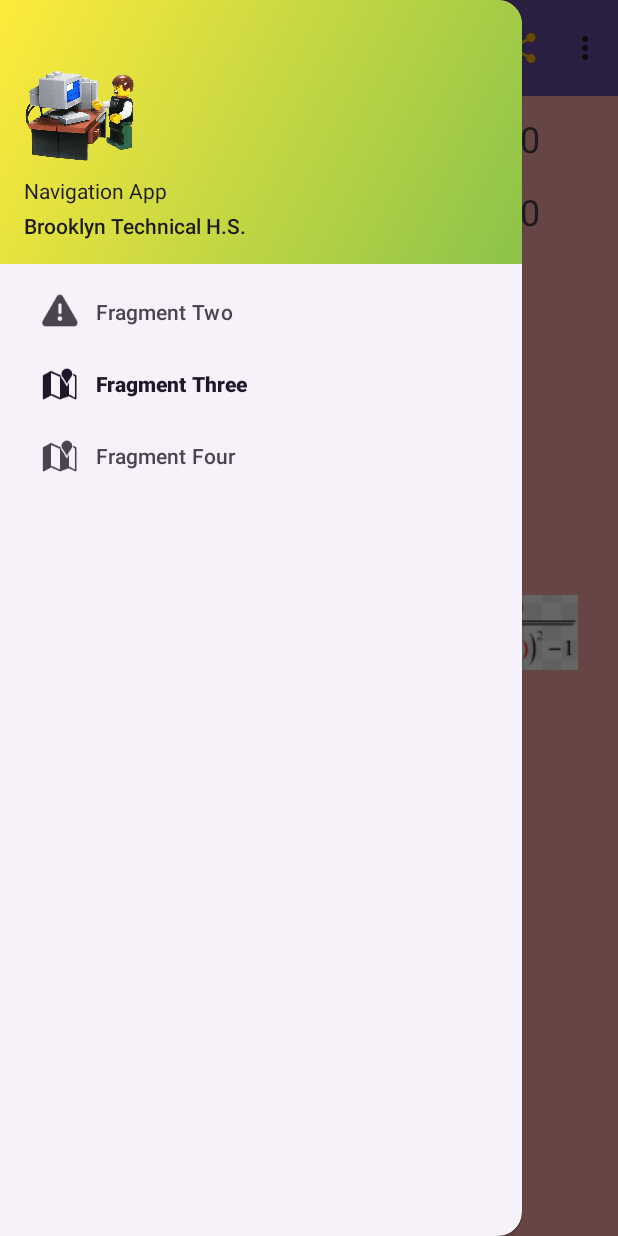
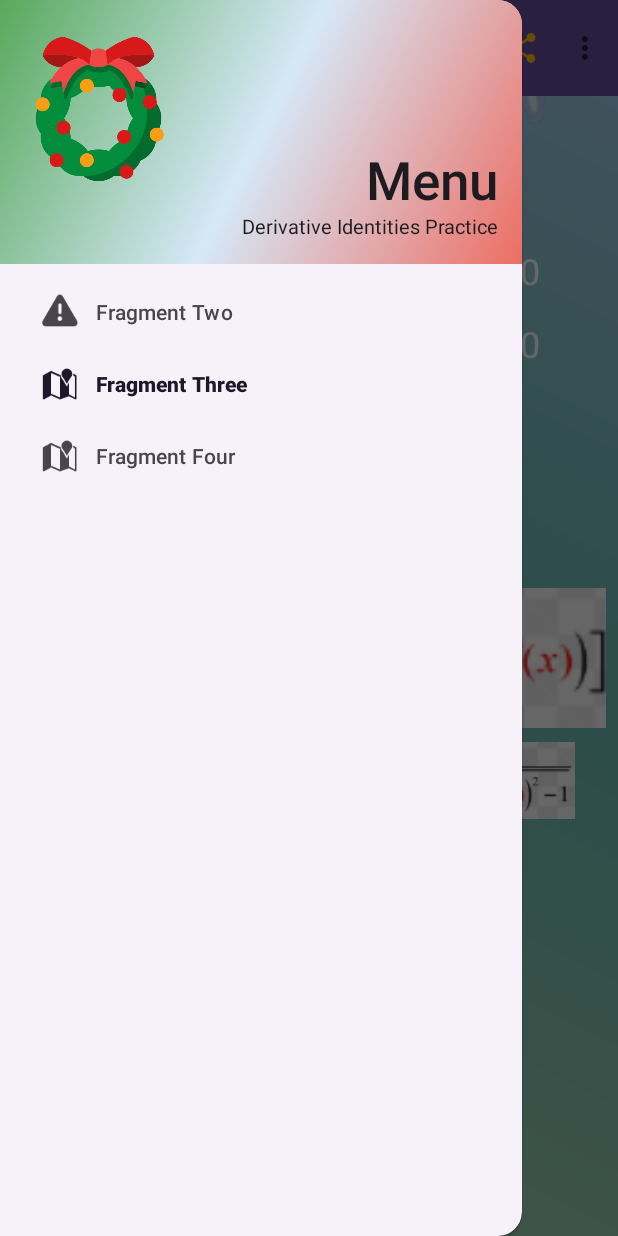
Before and after one commit to michaelwang18/KotlinMathGame, an Android app: the ThirdFragment screen opened through its navigation route, with the side drawer open, on a phone screen of 412 x 824 dp. Run offline under Robolectric (Android 15) with nearby library versions, the phone set to English and light mode, and no system bars; our stand-ins replace navigation-ui.

Commit message:
Merge branch 'master' of https://github.com/michaelwang18/KotlinMathGame
Logic should be Nearly Done

```diff
--- a/app/src/main/java/com/example/myapplication/FirstFragment.kt
+++ b/app/src/main/java/com/example/myapplication/FirstFragment.kt
@@ -31,11 +31,7 @@
 
     override fun onViewCreated(view: View, savedInstanceState: Bundle?) {
         super.onViewCreated(view, savedInstanceState)
-        val firstToSecondButton: Button = view.findViewById(R.id.button)
-        val firstToThirdButton: Button = view.findViewById(R.id.button_one_to_three)
         val navController: NavController = view.findNavController()
-        firstToSecondButton.setOnClickListener { navController.navigate(R.id.navigate_first_to_second) }
-        firstToThirdButton.setOnClickListener { navController.navigate(R.id.navigate_first_to_third) }
         val activity: MainActivity = context as MainActivity
         trigHigh.text = activity.getHighScore2().toString()
 
--- a/app/src/main/java/com/example/myapplication/ThirdFragment.kt
+++ b/app/src/main/java/com/example/myapplication/ThirdFragment.kt
@@ -55,7 +55,7 @@
 
         maxScore = view.findViewById(R.id.maxScore) //Takes from main activity, Single Source of Truth Thingy
         val activity: MainActivity = context as MainActivity
-        highScore = activity.getHighScore2()
+        highScore = activity.getHighScore3()
         return view
 
 
@@ -185,7 +185,7 @@
             highScore = currentScore
             maxScore.text = highScore.toString()
             val activity: MainActivity = context as MainActivity
-            activity.setHighScore2(currentScore)
+            activity.setHighScore3(currentScore)
 
         }
         score.text = currentScore.toString()
--- a/app/src/main/res/drawable/gradient.xml
+++ b/app/src/main/res/drawable/gradient.xml
@@ -2,7 +2,11 @@
 <shape xmlns:android="http://schemas.android.com/apk/res/android"
     android:shape="rectangle">
     <gradient
-        android:startColor="#8BC34A"
-        android:endColor="#FFEB3B"
-        android:angle="135" />
+        android:startColor="#ED6E64"
+        android:endColor="#58A95C"
+        android:centerColor="#D6E8F7"
+        android:centerX="50%"
+        android:angle="135"
+
+        />
 </shape>
--- /dev/null
+++ b/app/src/main/res/drawable/snowgradient.xml
@@ -0,0 +1,10 @@
+<?xml version="1.0" encoding="utf-8"?>
+<shape xmlns:android="http://schemas.android.com/apk/res/android"
+    android:shape="rectangle">
+    <gradient
+        android:startColor="#A9D1F2"
+        android:endColor="#B1D7B3"
+        android:centerColor="#6CBFB7"
+        android:centerX="45%"
+        android:angle="225" />
+</shape>
--- a/app/src/main/res/layout/fragment_first.xml
+++ b/app/src/main/res/layout/fragment_first.xml
@@ -109,25 +109,6 @@
         app:layout_constraintTop_toTopOf="parent"
         app:layout_constraintVertical_bias="0.499" />
 
-    <Button
-        android:id="@+id/button"
-        android:layout_width="wrap_content"
-        android:layout_height="wrap_content"
-        android:layout_marginBottom="116dp"
-        android:text="click to go to second screen"
-        app:layout_constraintBottom_toBottomOf="parent"
-        app:layout_constraintEnd_toEndOf="parent"
-        app:layout_constraintHorizontal_bias="0.497"
-        app:layout_constraintStart_toStartOf="parent" />
 
-    <Button
-        android:id="@+id/button_one_to_three"
-        android:layout_width="wrap_content"
-        android:layout_height="wrap_content"
-        android:layout_marginTop="32dp"
-        android:text="to third screen"
-        app:layout_constraintEnd_toEndOf="@+id/button"
-        app:layout_constraintStart_toStartOf="@+id/button"
-        app:layout_constraintTop_toBottomOf="@+id/button" />
 
 </androidx.constraintlayout.widget.ConstraintLayout>
--- a/app/src/main/res/layout/fragment_second.xml
+++ b/app/src/main/res/layout/fragment_second.xml
@@ -4,22 +4,31 @@
     xmlns:tools="http://schemas.android.com/tools"
     android:layout_width="match_parent"
     android:layout_height="match_parent"
-    android:background="#FFAEAE"
+    android:background="@drawable/snowgradient"
     tools:context=".SecondFragment">
 
+
+    <ImageView
+        android:layout_width="match_parent"
+        android:layout_height="wrap_content"
+        android:src="@drawable/snowcap"
+        tools:layout_editor_absoluteX="0dp"
+        tools:layout_editor_absoluteY="76dp" />
 
     <TextView
         android:id="@+id/scoreText"
         android:layout_width="wrap_content"
         android:layout_height="wrap_content"
         android:layout_marginStart="16dp"
-        android:layout_marginTop="76dp"
+        android:layout_marginTop="164dp"
         android:text="Score: "
+        android:textColor="#48924C"
         android:textSize="24sp"
         app:layout_constraintStart_toStartOf="parent"
         app:layout_constraintTop_toTopOf="parent" />
 
     <TextView
+        android:textColor="@color/white"
         android:id="@+id/score"
         android:layout_width="wrap_content"
         android:layout_height="wrap_content"
@@ -31,6 +40,7 @@
 
     <TextView
         android:id="@+id/maxScoreText"
+        android:textColor="#236228"
         android:layout_width="wrap_content"
         android:layout_height="wrap_content"
         android:layout_marginStart="16dp"
@@ -41,6 +51,7 @@
         app:layout_constraintTop_toBottomOf="@+id/scoreText" />
 
     <TextView
+        android:textColor="@color/white"
         android:id="@+id/maxScore"
         android:layout_width="wrap_content"
         android:layout_height="wrap_content"
@@ -51,18 +62,41 @@
         app:layout_constraintStart_toStartOf="@+id/score"
         app:layout_constraintTop_toTopOf="@+id/maxScoreText" />
 
+
+    <ImageView
+        android:id="@+id/QDis"
+        android:layout_width="202dp"
+        android:layout_height="97dp"
+        app:layout_constraintBottom_toBottomOf="@+id/question"
+        app:layout_constraintEnd_toEndOf="@+id/question"
+        app:layout_constraintHorizontal_bias="0.0"
+        app:layout_constraintStart_toStartOf="@+id/question"
+        app:layout_constraintTop_toTopOf="@+id/question"
+        app:layout_constraintVertical_bias="0.523" />
+
     <TextView
-        android:id="@+id/question"
+        android:id="@+id/answer3"
         android:layout_width="wrap_content"
         android:layout_height="wrap_content"
-        android:text="Very Cool Question"
+        android:text="Answer3"
         android:textSize="24sp"
-        app:layout_constraintBottom_toBottomOf="parent"
+        app:layout_constraintBottom_toBottomOf="@+id/answer2"
         app:layout_constraintEnd_toEndOf="parent"
-        app:layout_constraintHorizontal_bias="0.497"
-        app:layout_constraintStart_toStartOf="parent"
-        app:layout_constraintTop_toTopOf="parent"
-        app:layout_constraintVertical_bias="0.409" />
+        app:layout_constraintHorizontal_bias="0.581"
+        app:layout_constraintStart_toEndOf="@+id/answer2"
+        app:layout_constraintTop_toTopOf="@+id/answer2"
+        app:layout_constraintVertical_bias="0.0" />
+
+    <ImageView
+        android:id="@+id/ADis2"
+        android:layout_width="113dp"
+        android:layout_height="55dp"
+        app:layout_constraintBottom_toBottomOf="@+id/answer2"
+        app:layout_constraintEnd_toEndOf="@+id/answer2"
+        app:layout_constraintHorizontal_bias="1.0"
+        app:layout_constraintStart_toStartOf="@+id/answer2"
+        app:layout_constraintTop_toTopOf="@+id/answer2"
+        app:layout_constraintVertical_bias="0.565" />
 
     <TextView
         android:id="@+id/answer1"
@@ -72,10 +106,20 @@
         android:textSize="24sp"
         app:layout_constraintBottom_toBottomOf="@+id/answer2"
         app:layout_constraintEnd_toStartOf="@+id/answer2"
-        app:layout_constraintHorizontal_bias="0.484"
+        app:layout_constraintHorizontal_bias="0.493"
         app:layout_constraintStart_toStartOf="parent"
         app:layout_constraintTop_toTopOf="@+id/answer2"
-        app:layout_constraintVertical_bias="0.397" />
+        app:layout_constraintVertical_bias="0.0" />
+
+    <ImageView
+        android:id="@+id/ADis3"
+        android:layout_width="113dp"
+        android:layout_height="55dp"
+        app:layout_constraintBottom_toBottomOf="@+id/answer3"
+        app:layout_constraintEnd_toEndOf="@+id/answer3"
+        app:layout_constraintStart_toStartOf="@+id/answer3"
+        app:layout_constraintTop_toTopOf="@+id/answer3"
+        app:layout_constraintVertical_bias="0.608" />
 
     <TextView
         android:id="@+id/answer2"
@@ -85,35 +129,24 @@
         android:textSize="24sp"
         app:layout_constraintBottom_toBottomOf="parent"
         app:layout_constraintEnd_toEndOf="parent"
-        app:layout_constraintHorizontal_bias="0.528"
+        app:layout_constraintHorizontal_bias="0.496"
         app:layout_constraintStart_toStartOf="parent"
         app:layout_constraintTop_toBottomOf="@+id/question"
-        app:layout_constraintVertical_bias="0.113" />
+        app:layout_constraintVertical_bias="0.15" />
 
     <TextView
-        android:id="@+id/answer3"
+        android:id="@+id/question"
         android:layout_width="wrap_content"
         android:layout_height="wrap_content"
-        android:text="Answer3"
+        android:text="Very Cool Question"
         android:textSize="24sp"
-        app:layout_constraintBottom_toBottomOf="@+id/answer2"
+        app:layout_constraintBottom_toBottomOf="parent"
         app:layout_constraintEnd_toEndOf="parent"
-        app:layout_constraintHorizontal_bias="0.56"
-        app:layout_constraintStart_toEndOf="@+id/answer2"
-        app:layout_constraintTop_toTopOf="@+id/answer2"
-        app:layout_constraintVertical_bias="0.397" />
+        app:layout_constraintHorizontal_bias="0.507"
+        app:layout_constraintStart_toStartOf="parent"
+        app:layout_constraintTop_toTopOf="parent"
+        app:layout_constraintVertical_bias="0.535" />
 
-
-    <ImageView
-        android:id="@+id/QDis"
-        android:layout_width="202dp"
-        android:layout_height="97dp"
-        app:layout_constraintBottom_toBottomOf="@+id/question"
-        app:layout_constraintEnd_toEndOf="@+id/question"
-        app:layout_constraintHorizontal_bias="0.539"
-        app:layout_constraintStart_toStartOf="@+id/question"
-        app:layout_constraintTop_toTopOf="@+id/question"
-        app:layout_constraintVertical_bias="1.0" />
 
     <ImageView
         android:id="@+id/ADis1"
@@ -121,45 +154,29 @@
         android:layout_height="55dp"
         app:layout_constraintBottom_toBottomOf="@+id/answer1"
         app:layout_constraintEnd_toEndOf="@+id/answer1"
+        app:layout_constraintHorizontal_bias="1.0"
         app:layout_constraintStart_toStartOf="@+id/answer1"
-        app:layout_constraintTop_toTopOf="@+id/answer1" />
-
-    <ImageView
-        android:id="@+id/ADis2"
-        android:layout_width="113dp"
-        android:layout_height="55dp"
-        app:layout_constraintBottom_toBottomOf="@+id/answer2"
-        app:layout_constraintEnd_toEndOf="@+id/answer2"
-        app:layout_constraintStart_toStartOf="@+id/answer2"
-        app:layout_constraintTop_toTopOf="@+id/answer2" />
-
-    <ImageView
-        android:id="@+id/ADis3"
-        android:layout_width="113dp"
-        android:layout_height="55dp"
-        app:layout_constraintBottom_toBottomOf="@+id/answer3"
-        app:layout_constraintEnd_toEndOf="@+id/answer3"
-        app:layout_constraintStart_toStartOf="@+id/answer3"
-        app:layout_constraintTop_toTopOf="@+id/answer3" />
-
-
-
+        app:layout_constraintTop_toTopOf="@+id/answer1"
+        app:layout_constraintVertical_bias="0.521" />
 
     <Button
         android:id="@+id/button_two_to_three"
         android:layout_width="wrap_content"
         android:layout_height="wrap_content"
-        android:layout_marginTop="16dp"
-        android:text="Home"
+        android:layout_marginTop="8dp"
+        android:backgroundTint="#E18080"
+        android:text="Return"
         app:layout_constraintEnd_toEndOf="@+id/textview_fragment2"
+        app:layout_constraintHorizontal_bias="0.476"
         app:layout_constraintStart_toStartOf="@+id/textview_fragment2"
         app:layout_constraintTop_toBottomOf="@+id/textview_fragment2" />
 
     <TextView
+        android:textColor="#E18080"
         android:id="@+id/textview_fragment2"
         android:layout_width="wrap_content"
         android:layout_height="wrap_content"
-        android:text="Return"
+        android:text="Finished?"
         android:textSize="24sp"
         app:layout_constraintBottom_toBottomOf="parent"
         app:layout_constraintEnd_toEndOf="parent"
--- a/app/src/main/res/layout/nav_header.xml
+++ b/app/src/main/res/layout/nav_header.xml
@@ -1,5 +1,7 @@
 <?xml version="1.0" encoding="utf-8"?>
-<LinearLayout xmlns:android="http://schemas.android.com/apk/res/android"
+<androidx.constraintlayout.widget.ConstraintLayout xmlns:android="http://schemas.android.com/apk/res/android"
+    xmlns:app="http://schemas.android.com/apk/res-auto"
+    xmlns:tools="http://schemas.android.com/tools"
     android:layout_width="match_parent"
     android:layout_height="176dp"
     android:background="@drawable/gradient"
@@ -10,25 +12,43 @@
     android:paddingEnd="16dp"
     android:paddingBottom="16dp">
 
-    <ImageView
-        android:layout_width="wrap_content"
-        android:layout_height="64dp"
-        android:contentDescription="@string/image_of_lego_computer"
-        android:scaleType="fitStart"
-        android:src="@drawable/lego_computer" />
 
     <TextView
+        android:id="@+id/textView2"
         android:layout_width="match_parent"
         android:layout_height="wrap_content"
-        android:layout_marginTop="8dp"
-        android:text="@string/navigation_app"
-        android:textAppearance="@style/TextAppearance.AppCompat.Body1" />
+        android:layout_marginTop="80dp"
+        android:gravity="end"
+        android:text="Menu"
+        android:textAppearance="@style/TextAppearance.AppCompat.Body2"
+        android:textSize="35dp"
+        app:layout_constraintEnd_toEndOf="parent"
+        app:layout_constraintHorizontal_bias="0.0"
+        app:layout_constraintStart_toStartOf="parent"
+        app:layout_constraintTop_toTopOf="parent" />
+
 
     <TextView
+        android:id="@+id/textView"
         android:layout_width="match_parent"
         android:layout_height="wrap_content"
-        android:layout_marginTop="4dp"
-        android:text="@string/brooklyn_technical_h_s"
-        android:textAppearance="@style/TextAppearance.AppCompat.Body2" />
+        android:gravity="end"
+        android:text="Derivative Identities Practice"
+        android:textAppearance="@style/TextAppearance.AppCompat.Body1"
+        android:textSize="13dp"
+        app:layout_constraintBottom_toBottomOf="parent"
+        app:layout_constraintEnd_toEndOf="@+id/textView2"
+        app:layout_constraintHorizontal_bias="0.0"
+        app:layout_constraintStart_toStartOf="@+id/textView2" />
 
-</LinearLayout>
+
+    <ImageView
+        android:id="@+id/imageView"
+        android:layout_width="99dp"
+        android:layout_height="113dp"
+
+        android:contentDescription="Wreath!!! Yippie"
+        android:src="@drawable/wreath"
+        app:layout_constraintStart_toStartOf="parent"
+        app:layout_constraintTop_toTopOf="parent" />
+</androidx.constraintlayout.widget.ConstraintLayout>
--- a/app/src/main/res/navigation/navigation_graph.xml
+++ b/app/src/main/res/navigation/navigation_graph.xml
@@ -60,4 +60,12 @@
         app:exitAnim="@anim/custom_fade_out"
         app:popEnterAnim="@anim/custom_slide_in_left"
         app:popExitAnim="@anim/custom_slide_out_right" />
+
+    <action
+        android:id="@+id/navigate_to_first_global"
+        app:destination="@id/firstFragment"
+        app:enterAnim="@anim/custom_fade_in"
+        app:exitAnim="@anim/custom_fade_out"
+        app:popEnterAnim="@anim/custom_slide_in_left"
+        app:popExitAnim="@anim/custom_slide_out_right" />
 </navigation>
```
Also changed, not shown: app/src/main/res/drawable/snowcap.png (added), app/src/main/res/drawable/wreath.png (added).
